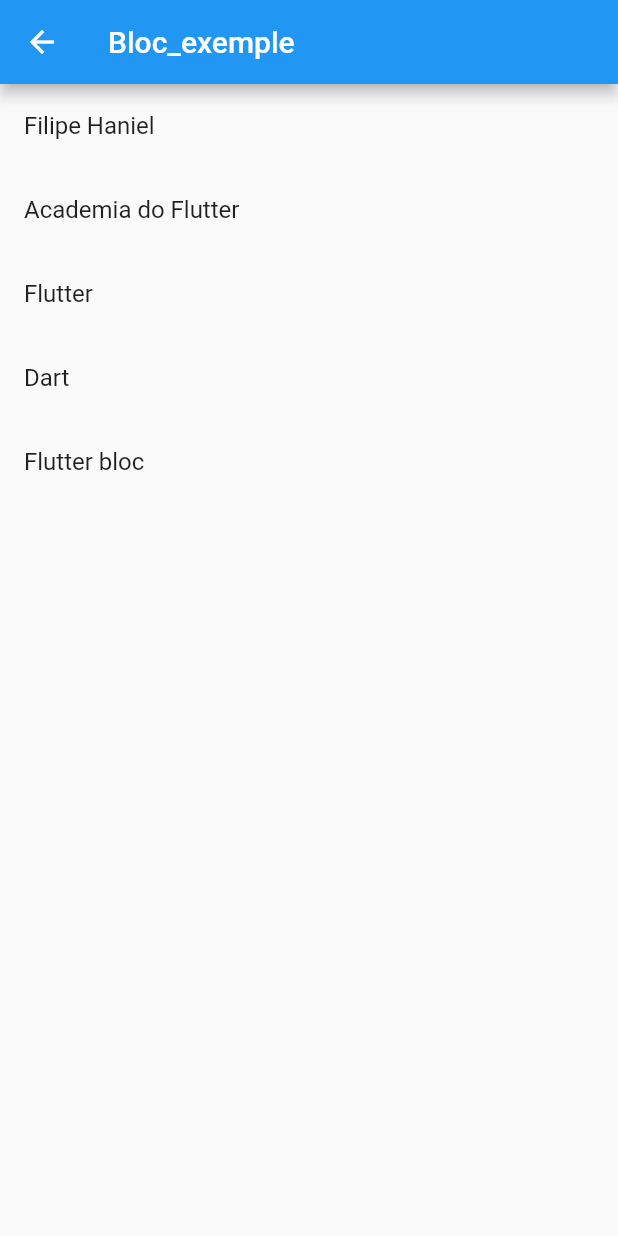
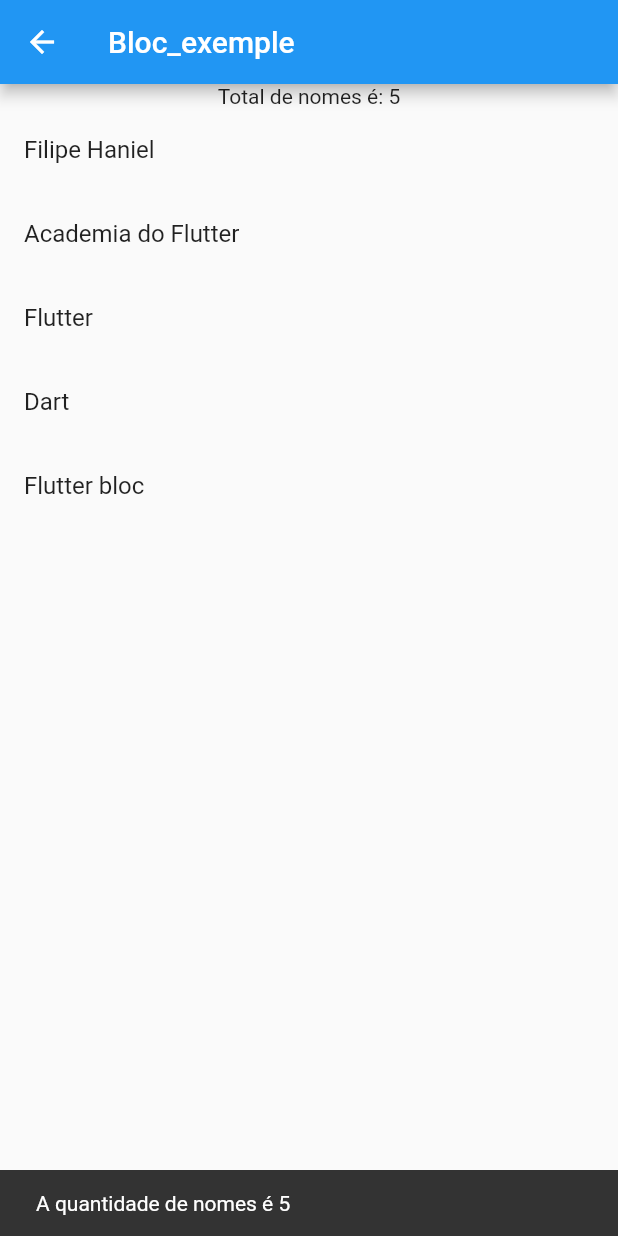
Before and after one commit to FilipeH14/bloc_pro, a Flutter app: the BlocExemple screen opened by its route, on a phone screen of 412 x 824 dp. Run offline on Flutter 3.47's test engine with Material 2 defaults, Android fonts, the phone set to English and light mode, and no system bars; our stand-ins replace bloc, flutter_bloc.

Commit message:
mais widget do bloc

```diff
--- a/lib/features/bloc_exemple/bloc_example.dart
+++ b/lib/features/bloc_exemple/bloc_example.dart
@@ -1,3 +1,5 @@
+import 'dart:developer';
+
 import 'package:bloc_pro/features/bloc_exemple/bloc/example_bloc.dart';
 import 'package:flutter/material.dart';
 import 'package:flutter_bloc/flutter_bloc.dart';
@@ -9,10 +11,32 @@ class BlocExemple extends StatelessWidget {
   Widget build(BuildContext context) {
     return Scaffold(
       appBar: AppBar(title: const Text('Bloc_exemple')),
-      body: BlocBuilder<ExampleBloc, ExampleState>(
+      body: BlocListener<ExampleBloc, ExampleState>(
+        listener: (context, state) {
+          if (state is ExampleStateData) {
+            ScaffoldMessenger.of(context).showSnackBar(SnackBar(
+              content: Text('A quantidade de nomes é ${state.names.length}'),
+            ));
+          }
+        },
+        child: Column(
+          children: [
+            BlocConsumer<ExampleBloc, ExampleState>(
+              listener: (context, state) =>
+                  log('Estado alterado para ${state.runtimeType}'),
+              builder: (_, state) {
+                if (state is ExampleStateData) {
+                  return Text('Total de nomes é: ${state.names.length}');
+                }
+
+                return const SizedBox.shrink();
+              },
+            ),
+            BlocBuilder<ExampleBloc, ExampleState>(
               builder: (context, state) {
                 if (state is ExampleStateData) {
                   return ListView.builder(
+                    shrinkWrap: true,
                     itemCount: state.names.length,
                     itemBuilder: (context, index) {
                       final name = state.names[index];
@@ -26,6 +50,9 @@ class BlocExemple extends StatelessWidget {
                 return const Text('Nenhum nome cadastrado');
               },
             ),
+          ],
+        ),
+      ),
     );
   }
 }
```
Lines whose indentation alone changed are shown as unchanged.
